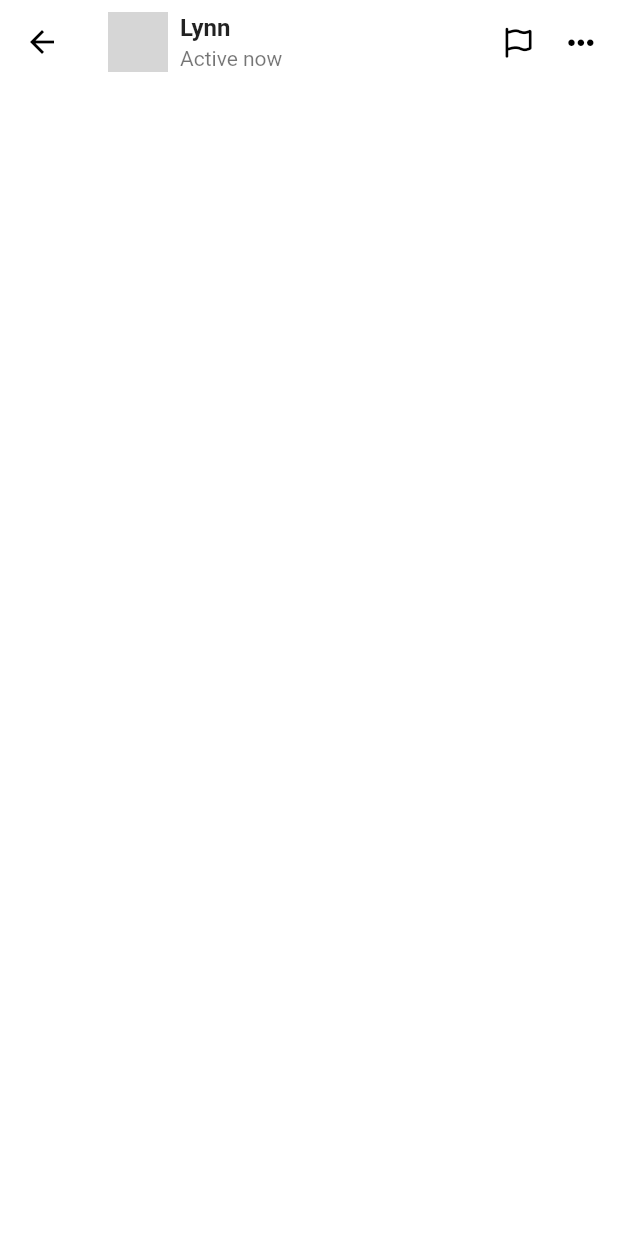
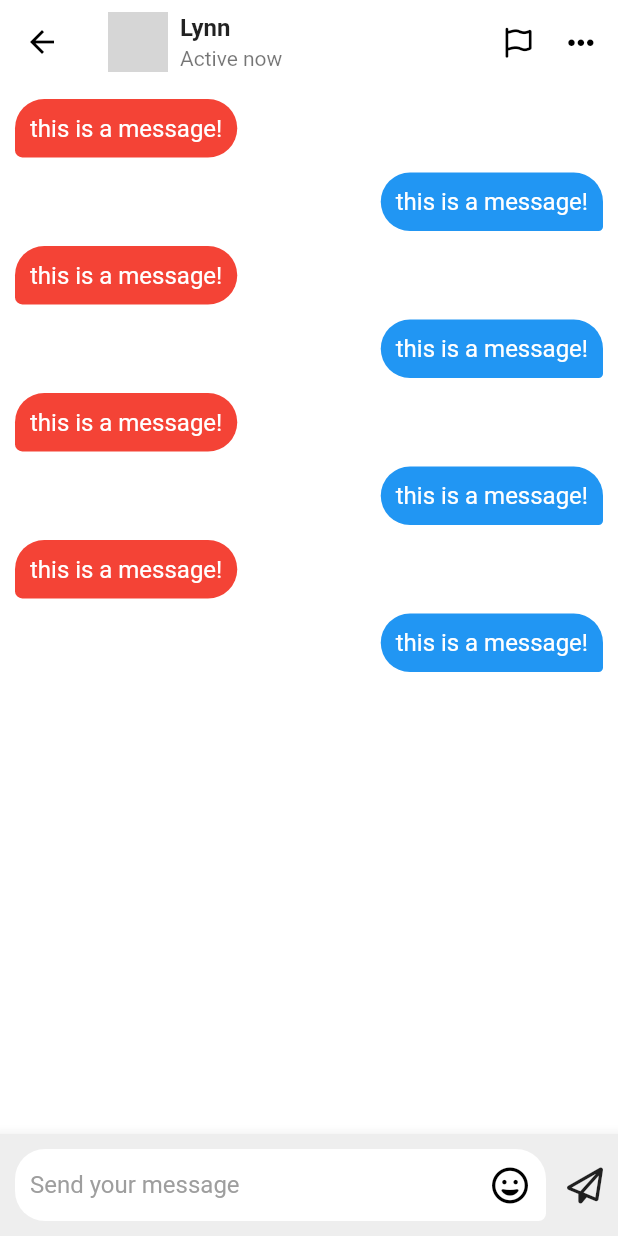
Before and after one commit to GTAEKI/tictokclone, a Flutter app: the ChatDetailScreen screen opened directly, on a phone screen of 412 x 824 dp. Run offline on Flutter 3.47's test engine with Material 2 defaults, Android fonts, the phone set to English and light mode, and no system bars; our stand-ins replace font_awesome_flutter, video_player, visibility_detector; network calls fail; grey boxes are pictures that could not be loaded.

Commit message:
chat detail mission 2

```diff
--- a/lib/features/inbox/screens/chat_detail_screen.dart
+++ b/lib/features/inbox/screens/chat_detail_screen.dart
@@ -3,14 +3,43 @@ import 'package:font_awesome_flutter/font_awesome_flutter.dart';
 import 'package:tiktok_clone/constants/gaps.dart';
 import 'package:tiktok_clone/constants/sizes.dart';
 
-class ChatDetailScreen extends StatelessWidget {
+class ChatDetailScreen extends StatefulWidget {
   const ChatDetailScreen({super.key});
+
+  @override
+  State<ChatDetailScreen> createState() => _ChatDetailScreenState();
+}
+
+class _ChatDetailScreenState extends State<ChatDetailScreen> {
+  final TextEditingController _controller = TextEditingController();
+  bool _isWriting = false;
+
+  void _stopWriting() {
+    FocusScope.of(context).unfocus();
+    setState(() {
+      _isWriting = false;
+    });
+  }
+
+  void _onStartWriting() {
+    setState(() {
+      _isWriting = true;
+    });
+  }
+
+  @override
+  void dispose() {
+    _controller.dispose();
+    super.dispose();
+  }
 
   @override
   Widget build(BuildContext context) {
     return Scaffold(
       appBar: AppBar(
-        title: ListTile(
+        title: GestureDetector(
+          onTap: _stopWriting,
+          child: ListTile(
             horizontalTitleGap: Sizes.size8,
             contentPadding: EdgeInsets.zero,
             leading: Stack(
@@ -30,7 +59,8 @@ class ChatDetailScreen extends StatelessWidget {
                     decoration: BoxDecoration(
                       shape: BoxShape.circle,
                       color: Colors.green,
-                    border: Border.all(color: Colors.white, width: Sizes.size3),
+                      border:
+                          Border.all(color: Colors.white, width: Sizes.size3),
                     ),
                   ),
                 ),
@@ -59,6 +89,97 @@ class ChatDetailScreen extends StatelessWidget {
             ),
           ),
         ),
+      ),
+      body: GestureDetector(
+        onTap: _stopWriting,
+        child: Stack(
+          children: [
+            ListView.separated(
+              padding: const EdgeInsets.all(Sizes.size10),
+              itemBuilder: (context, index) {
+                final ismine = index % 2 == 0;
+                return Row(
+                  mainAxisSize: MainAxisSize.min,
+                  mainAxisAlignment:
+                      ismine ? MainAxisAlignment.start : MainAxisAlignment.end,
+                  children: [
+                    Container(
+                      padding: const EdgeInsets.all(Sizes.size10),
+                      decoration: BoxDecoration(
+                        color: ismine ? Colors.red : Colors.blue,
+                        borderRadius: BorderRadius.only(
+                          topLeft: const Radius.circular(Sizes.size20),
+                          topRight: const Radius.circular(Sizes.size20),
+                          bottomLeft: Radius.circular(
+                              ismine ? Sizes.size5 : Sizes.size20),
+                          bottomRight: Radius.circular(
+                              ismine ? Sizes.size20 : Sizes.size3),
+                        ),
+                      ),
+                      child: const Text(
+                        "this is a message!",
+                        style: TextStyle(
+                            color: Colors.white, fontSize: Sizes.size16),
+                      ),
+                    ),
+                  ],
+                );
+              },
+              separatorBuilder: (context, index) => Gaps.v10,
+              itemCount: 8,
+            ),
+            Positioned(
+              bottom: 0,
+              width: MediaQuery.of(context).size.width,
+              child: BottomAppBar(
+                padding: const EdgeInsets.symmetric(
+                    horizontal: Sizes.size10, vertical: Sizes.size10),
+                color: Colors.grey.shade200,
+                child: Row(
+                  mainAxisSize: MainAxisSize.min,
+                  children: [
+                    Expanded(
+                      child: TextField(
+                        maxLines: null,
+                        minLines: null,
+                        controller: _controller,
+                        decoration: const InputDecoration(
+                          contentPadding: EdgeInsets.symmetric(
+                              horizontal: Sizes.size10, vertical: Sizes.size10),
+                          hintText: "Send your message",
+                          hintStyle: TextStyle(
+                            color: Colors.grey,
+                          ),
+                          filled: true,
+                          fillColor: Colors.white,
+                          border: OutlineInputBorder(
+                            borderRadius: BorderRadius.only(
+                              topLeft: Radius.circular(Sizes.size20),
+                              topRight: Radius.circular(Sizes.size20),
+                              bottomLeft: Radius.circular(Sizes.size20),
+                              bottomRight: Radius.circular(Sizes.size5),
+                            ),
+                            borderSide: BorderSide.none,
+                          ),
+                          suffixIconColor: Colors.black,
+                          suffixIcon: Align(
+                            widthFactor: 1,
+                            child: FaIcon(
+                              FontAwesomeIcons.faceGrin,
+                            ),
+                          ),
+                        ),
+                      ),
+                    ),
+                    Gaps.h14,
+                    const FaIcon(FontAwesomeIcons.paperPlane),
+                  ],
+                ),
+              ),
+            ),
+          ],
+        ),
+      ),
     );
   }
 }
```
Lines whose indentation alone changed are shown as unchanged.
